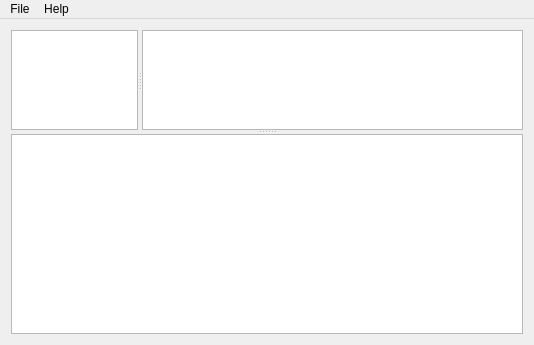
Old version of the form Modern_technologies/Qt/MailClient/mainwindow.ui in the repository rutsky/semester07.
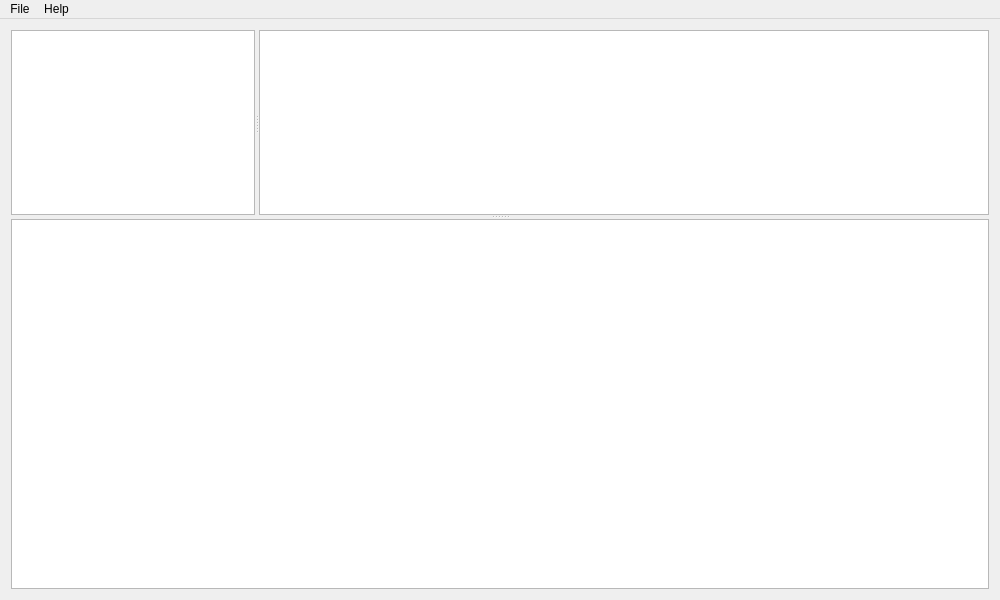
New version of the form.

Commit message: Qt: Mail Client: Improve main window size

Patch:
```diff
--- a/Modern_technologies/Qt/MailClient/mainwindow.ui
+++ b/Modern_technologies/Qt/MailClient/mainwindow.ui
@@ -6,8 +6,8 @@
    <rect>
     <x>0</x>
     <y>0</y>
-    <width>534</width>
-    <height>345</height>
+    <width>1000</width>
+    <height>600</height>
    </rect>
   </property>
   <property name="windowTitle">
@@ -106,7 +106,7 @@
     <rect>
      <x>0</x>
      <y>0</y>
-     <width>534</width>
+     <width>1000</width>
      <height>18</height>
     </rect>
    </property>
```
